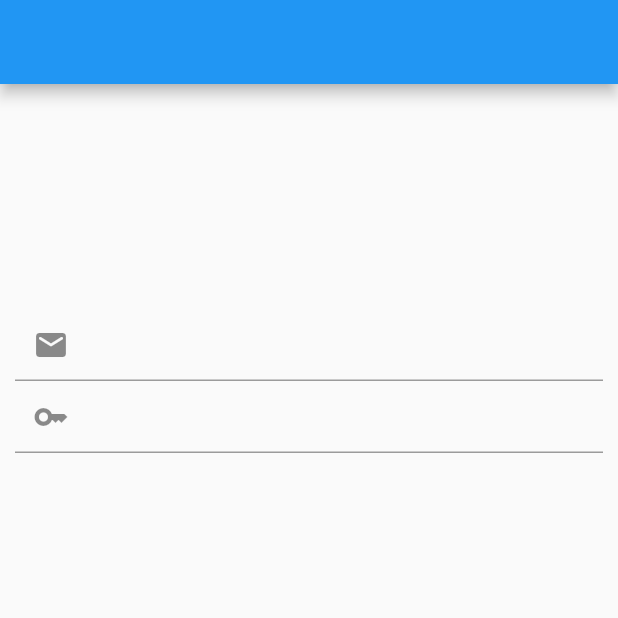
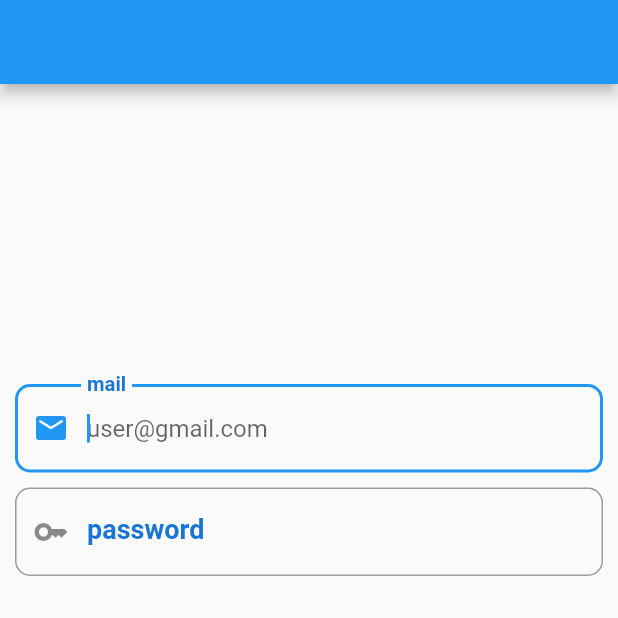
Before and after one commit to MertSaygili/FlutterMiniProjects, a Flutter app: the screen it shows after launch, on a phone screen of 412 x 824 dp, the top half of it. Run offline on Flutter 3.47's test engine with Material 2 defaults, Android fonts, the phone set to English and light mode, and no system bars.

Commit message:
keep working

```diff
--- a/lib/Classes/Projects/trext_field_widget.dart/simple_login_page.dart
+++ b/lib/Classes/Projects/trext_field_widget.dart/simple_login_page.dart
@@ -1,4 +1,5 @@
 import 'package:flutter/material.dart';
+import 'package:flutter/services.dart';
 
 class SimpleLoginPage extends StatefulWidget {
   const SimpleLoginPage({Key? key}) : super(key: key);
@@ -8,44 +9,157 @@ class SimpleLoginPage extends StatefulWidget {
 }
 
 class _SimpleLoginPageState extends State<SimpleLoginPage> {
+  bool _isObscure = true;
+  final TextInputType keyboardEmail = TextInputType.emailAddress;
+  final TextInputType keyboardPassword = TextInputType.number;
+  final TextInputAction actionEmail = TextInputAction.next;
+  final TextInputAction actionPassword = TextInputAction.go;
+  final String hintTextEmail = 'user@gmail.com';
+  final String hintTextPassword = 'password';
+  final String labelTextEmail = 'mail';
+  final String labelTextPassword = 'password';
+
   @override
   Widget build(BuildContext context) {
     return Scaffold(
       appBar: AppBar(),
-      body: Padding(
-        padding: PaddingItems().paddingPage,
-        child: Center(
-          child: Column(
-            children: const [
-              TextField(
-                keyboardType: TextInputType.emailAddress,
-                textAlign: TextAlign.start,
-                decoration: InputDecoration(
-                  prefixIcon: Icon(Icons.email_rounded),
+      body: Column(
+        children: [
+          Padding(
+            padding: PaddingItems().paddingEmailTextField,
+            child: TextFieldForm(
+              keyboardEmail: keyboardEmail,
+              actionEmail: actionEmail,
+              hintTextEmail: hintTextEmail,
+              labelTextEmail: labelTextEmail,
+              icon: IconItems().iconEmailRounded,
+            ),
+          ),
+          Padding(
+            padding: PaddingItems().paddingPasswordTextField,
+            child: TextFieldForm(
+              keyboardEmail: keyboardPassword,
+              actionEmail: actionPassword,
+              hintTextEmail: hintTextPassword,
+              labelTextEmail: labelTextPassword,
+              icon: IconItems().iconKey,
+            ),
+          ),
+          /*
+          Padding(
+            padding: PaddingItems().paddingPasswordTextField,
+            child: TextField(
+              inputFormatters: [FilteringTextInputFormatter.digitsOnly],
+              keyboardType: keyboardPassword,
+              textInputAction: actionPassword,
+              textAlign: TextAlign.start,
+              obscureText: _isObscure,
+              decoration: InputDecoration(
+                border: OutlineInputBorder(
+                  borderRadius: BorderRadius.circular(10),
                 ),
+                suffixIcon: VisibilityOfPassword(),
+                prefixIcon: IconItems().iconKey,
+                hintText: hintTextPassword,
+                labelText: labelTextPassword,
+                labelStyle: labelStyleTextField(),
               ),
-              TextField(
-                keyboardType: TextInputType.emailAddress,
-                textAlign: TextAlign.start,
-                decoration: InputDecoration(
-                  prefixIcon: Icon(Icons.key),
-                ),
-              ),
-            ],
+            ),
           ),
-        ),
+        */
+        ],
+      ),
+    );
+  }
+
+  IconButton VisibilityOfPassword() {
+    return IconButton(
+      icon: _isObscure
+          ? const Icon(Icons.visibility)
+          : const Icon(Icons.visibility_off),
+      onPressed: () {
+        setState(() {
+          _isObscure = !_isObscure;
+        });
+      },
+    );
+  }
+}
+
+class TextFieldForm extends StatelessWidget {
+  const TextFieldForm({
+    Key? key,
+    required this.keyboardEmail,
+    required this.actionEmail,
+    required this.hintTextEmail,
+    required this.labelTextEmail,
+    required this.icon,
+  }) : super(key: key);
+
+  final TextInputType keyboardEmail;
+  final TextInputAction actionEmail;
+  final String hintTextEmail;
+  final String labelTextEmail;
+  final Icon icon;
+
+  @override
+  Widget build(BuildContext context) {
+    return TextField(
+      keyboardType: keyboardEmail,
+      textAlign: TextAlign.start,
+      textInputAction: actionEmail,
+      autofocus: true,
+      decoration: InputDecoration(
+        border: BorderSettings().textFieldBorder(),
+        prefixIcon: icon,
+        hintText: hintTextEmail,
+        labelText: labelTextEmail,
+        labelStyle: LabelStyle().labelStyleTextField(),
+        fillColor: Theme.of(context).colorScheme.onBackground,
       ),
     );
   }
 }
 
+class BorderSettings {
+  OutlineInputBorder textFieldBorder() {
+    return OutlineInputBorder(
+      borderRadius: BorderRadius.circular(10),
+    );
+  }
+}
+
 class PaddingItems {
-  final EdgeInsets paddingPage = EdgeInsets.symmetric(
-      vertical: PaddingValues().paddingVerticalNormal,
-      horizontal: PaddingValues().paddingHorizontalNormal);
+  final EdgeInsets paddingEmailTextField = EdgeInsets.only(
+    top: PaddingValues().paddingTopMax,
+    left: PaddingValues().paddingSideTextField,
+    right: PaddingValues().paddingSideTextField,
+  );
+  final EdgeInsets paddingPasswordTextField = EdgeInsets.only(
+    top: PaddingValues().paddingTopNormal,
+    left: PaddingValues().paddingSideTextField,
+    right: PaddingValues().paddingSideTextField,
+  );
 }
 
 class PaddingValues {
-  final double paddingVerticalNormal = 150;
-  final double paddingHorizontalNormal = 10;
+  final double paddingTopMax = 200;
+  final double paddingTopNormal = 10;
+  final double paddingBottomNormal = 10;
+  final double paddingSideTextField = 10;
 }
+
+class IconItems {
+  final Icon iconEmailRounded = const Icon(Icons.email_rounded);
+  final Icon iconKey = const Icon(Icons.key);
+}
+
+class LabelStyle {
+  TextStyle labelStyleTextField() {
+    return TextStyle(
+      color: Colors.blue[700],
+      fontWeight: FontWeight.bold,
+      fontSize: 18,
+    );
+  }
+}
--- a/lib/main.dart
+++ b/lib/main.dart
@@ -1,5 +1,4 @@
 import 'package:flutter/material.dart';
-import 'Classes/Projects/text_widget/general_text_properties.dart';
 import 'Classes/Projects/trext_field_widget.dart/simple_login_page.dart';
 
 void main() {
```
